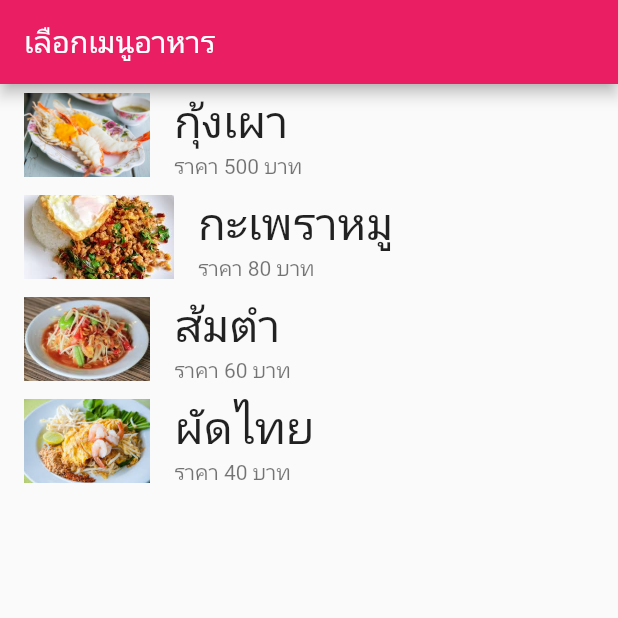
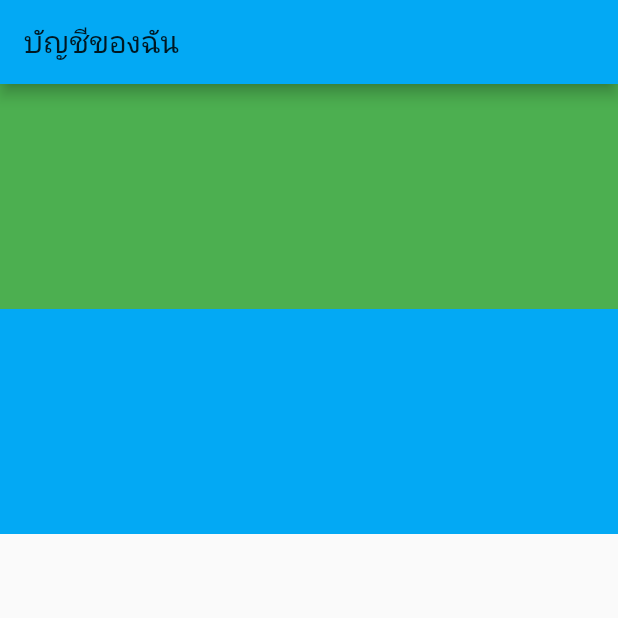
Before and after one commit to somkriet/basicflutter, a Flutter app: the screen it shows after launch, on a phone screen of 412 x 824 dp, the top half of it. Run offline on Flutter 3.47's test engine with Material 2 defaults, Android fonts, the phone set to English and light mode, and no system bars.

Commit message:
Update main.dart

```diff
--- a/lib/main.dart
+++ b/lib/main.dart
@@ -14,7 +14,7 @@ class MyApp extends StatelessWidget {
     return MaterialApp(
       title: "My App",
       home: MyHomePage(),
-      theme: ThemeData(primarySwatch: Colors.pink),
+      theme: ThemeData(primarySwatch: Colors.lightBlue),
     );
   }
 }
@@ -38,23 +38,23 @@ class _MyHomePageState extends State<MyHomePage> {
   Widget build(BuildContext context) {
     return Scaffold(
         appBar: AppBar(
-          title: Text("เลือกเมนูอาหาร"),
+          title: Text("บัญชีของฉัน"),
         ),
-        body: ListView.builder(
-            itemCount: menu.length,
-            itemBuilder: (BuildContext context, int index) {
-              Foodmenu food = menu[index];
-              return ListTile(
-                leading: Image.asset(food.img),
-                title: Text(
-                  food.name,
-                  style: TextStyle(fontSize: 30),
-                ),
-                subtitle: Text("ราคา " + food.price + " บาท"),
-                onTap: () {
-                  print("คุณเลือกเมนูอาหารชื่อว่า = " + food.name);
-                },
-              );
-            }));
+        body: Column(
+          children: [
+            Container(
+              decoration: BoxDecoration(color: Colors.green),
+              height: 150,
+            ),
+            newMethod()
+          ],
+        ));
+  }
+
+  Container newMethod() {
+    return Container(
+      decoration: BoxDecoration(color: Colors.lightBlue),
+      height: 150,
+    );
   }
 }
```
